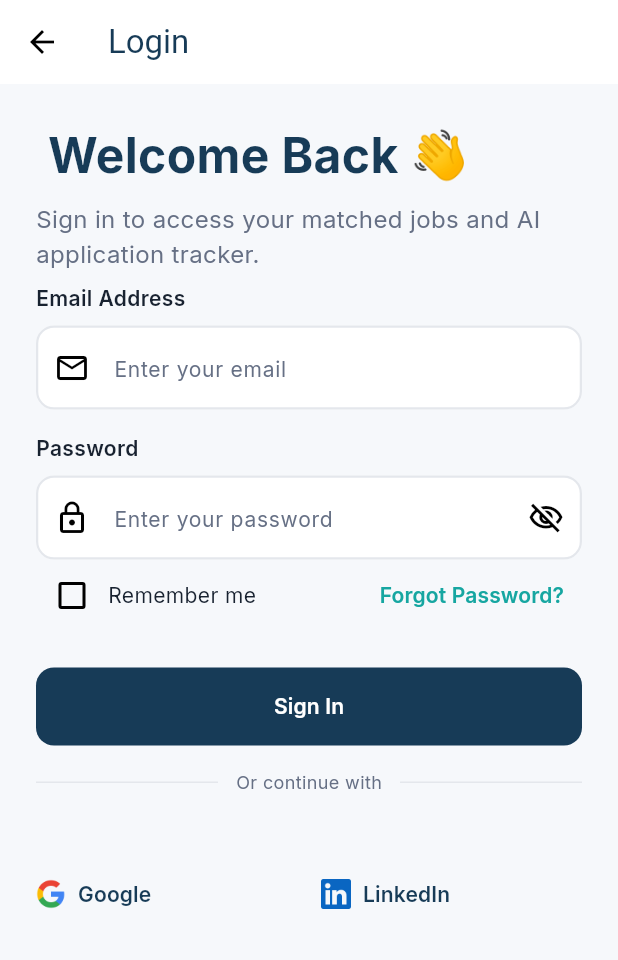
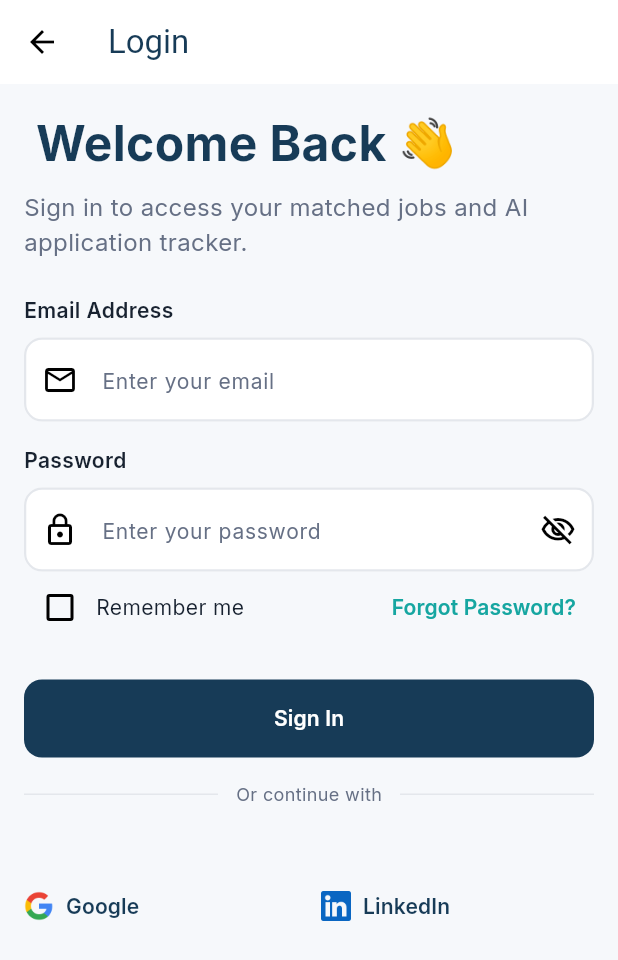
Before and after one commit to yasmeenn123/career_match, a Flutter app: the screen it shows after launch, on a phone screen of 412 x 824 dp. Shown: the top 960 px of the screen. Run offline on Flutter 3.47's test engine with Material 3 defaults, Android fonts, the phone set to English and light mode, and no system bars; our stand-ins replace google_fonts.

Commit message:
Complete login screen UI

```diff
--- a/lib/features/auth/presentation/screens/login_screen.dart
+++ b/lib/features/auth/presentation/screens/login_screen.dart
@@ -28,12 +28,12 @@ class _LoginScreenState extends State<LoginScreen> {
       body: SafeArea(
         child: SingleChildScrollView(
           child: Padding(
-            padding: const EdgeInsets.all(AppSize.spaceLg),
+            padding: const EdgeInsets.all(AppSize.spaceMd),
             child: Column(
               crossAxisAlignment: CrossAxisAlignment.start,
               children: [
                 AuthHeader(),
-                const SizedBox(height: AppSize.spaceSm),
+                const SizedBox(height: AppSize.spaceLg),
                 const AppTextField(
                   label: 'Email Address',
                   hint: 'Enter your email',
```
